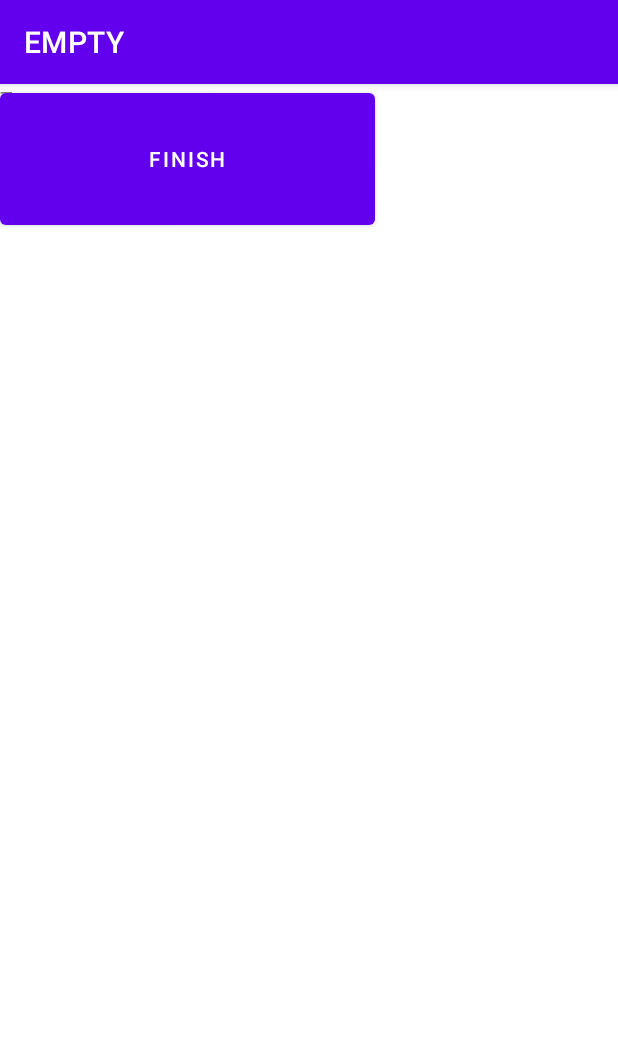
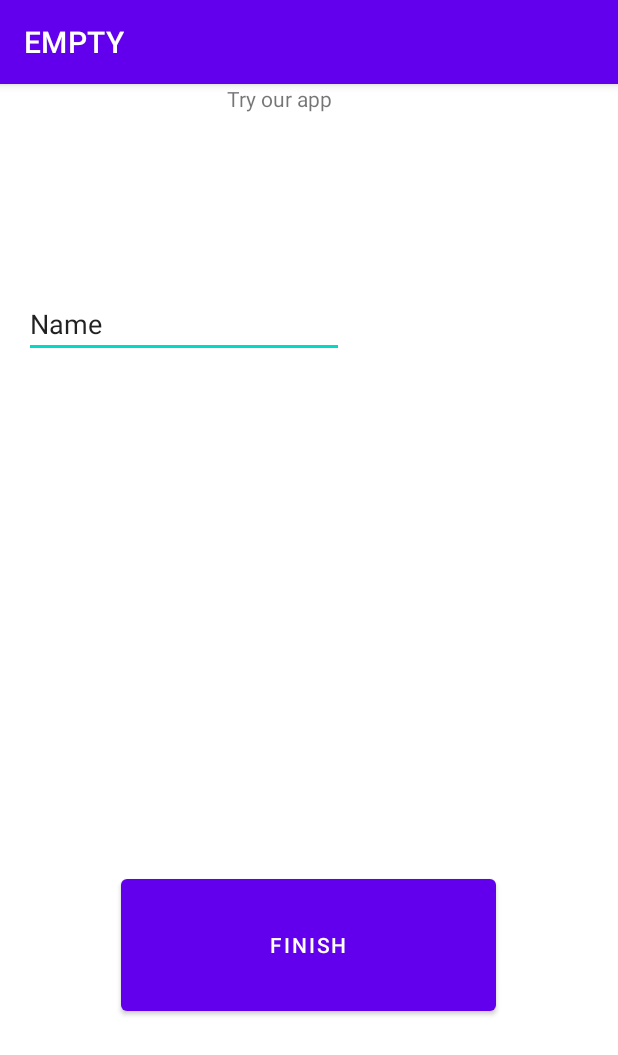
Before and after one commit to djordjeviclazar/refactored-journey, an Android app: the screen it shows after launch (MainActivity), on a phone screen of 412 x 824 dp. Shown: the top 1055 px of the screen. Run offline under Robolectric (Android 15) with nearby library versions, the phone set to English and light mode, and no system bars.

Commit message:
Added constraints to textview and button, added Textbox

```diff
--- a/Lab1/HelloWorld/app/src/main/res/layout/activity_main.xml
+++ b/Lab1/HelloWorld/app/src/main/res/layout/activity_main.xml
@@ -8,18 +8,35 @@
 
     <TextView
         android:id="@+id/textview_first"
-        android:layout_width="154dp"
-        android:layout_height="80dp"
+        android:layout_width="109dp"
+        android:layout_height="21dp"
         android:text="@string/instruction_text"
-        tools:layout_editor_absoluteX="43dp"
-        tools:layout_editor_absoluteY="76dp" />
+        app:layout_constraintEnd_toEndOf="parent"
+        app:layout_constraintStart_toStartOf="parent"
+        app:layout_constraintTop_toTopOf="parent" />
 
     <Button
         android:id="@+id/finish_button"
         android:layout_width="250dp"
         android:layout_height="100dp"
-        app:layout_constraintCircle="@string/instruction_text"
+        android:layout_marginBottom="144dp"
         android:text="@string/finish"
-        tools:layout_editor_absoluteX="100dp"
-        tools:layout_editor_absoluteY="400dp" />
+        app:layout_constraintBottom_toBottomOf="parent"
+        app:layout_constraintEnd_toEndOf="parent"
+        app:layout_constraintHorizontal_bias="0.496"
+        app:layout_constraintStart_toStartOf="parent" />
+
+    <EditText
+        android:id="@+id/editTextTextPersonName"
+        android:layout_width="wrap_content"
+        android:layout_height="wrap_content"
+        android:layout_marginStart="16dp"
+        android:layout_marginLeft="16dp"
+        android:ems="10"
+        android:inputType="textPersonName"
+        android:text="Name"
+        app:layout_constraintBottom_toBottomOf="parent"
+        app:layout_constraintStart_toStartOf="parent"
+        app:layout_constraintTop_toTopOf="parent"
+        app:layout_constraintVertical_bias="0.19" />
 </androidx.constraintlayout.widget.ConstraintLayout>
```
